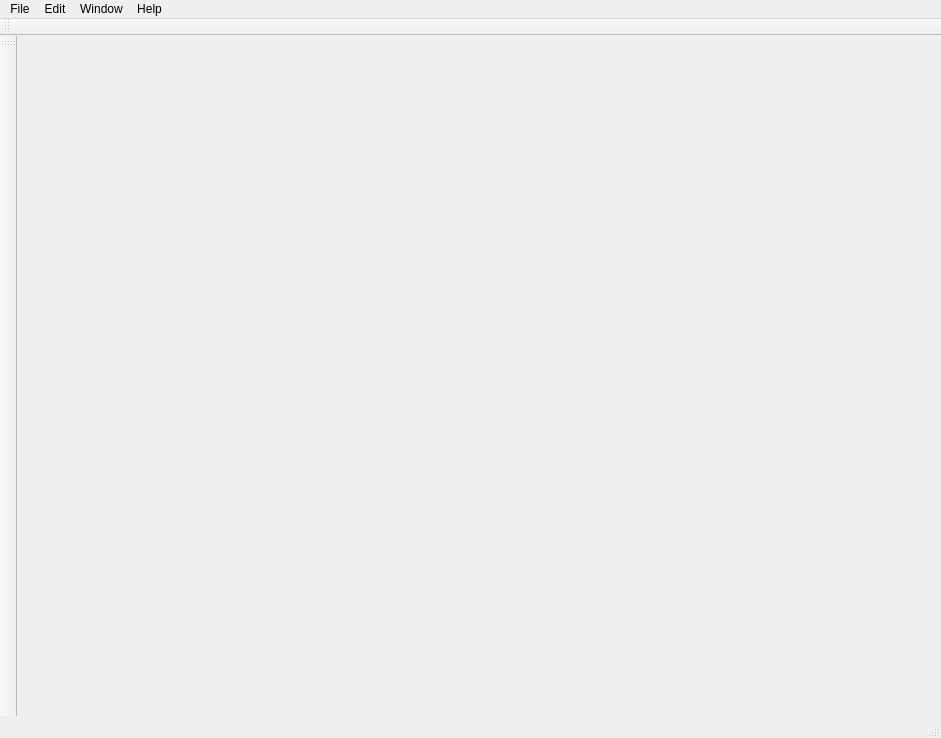
Adelost/Ultimate-Coffee, file Source/GUI/MainWindow.ui: the form before one commit.
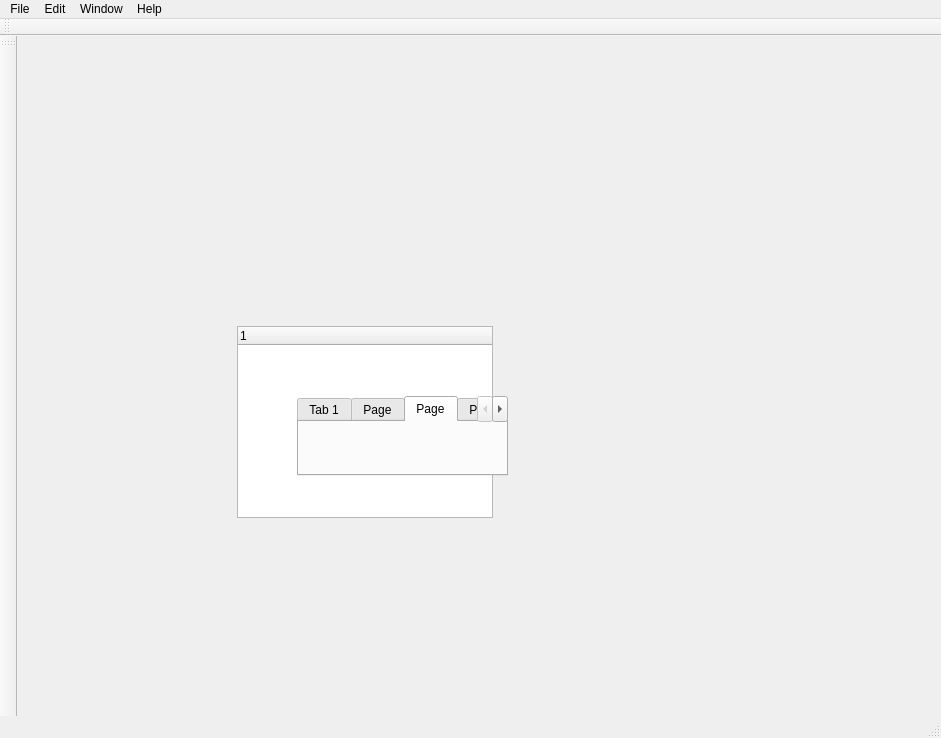
The form after the commit. Icons and pictures are not drawn.

Commit message: Started working on Item Browser, also fixed stylesheet stuff

What changed in the file:
```diff
--- a/Source/GUI/MainWindow.ui
+++ b/Source/GUI/MainWindow.ui
@@ -352,7 +352,63 @@
   <property name="tabShape">
    <enum>QTabWidget::Rounded</enum>
   </property>
-  <widget class="QWidget" name="centralWidget"/>
+  <widget class="QWidget" name="centralWidget">
+   <widget class="QTabWidget" name="tabWidget">
+    <property name="geometry">
+     <rect>
+      <x>280</x>
+      <y>360</y>
+      <width>211</width>
+      <height>80</height>
+     </rect>
+    </property>
+    <property name="currentIndex">
+     <number>2</number>
+    </property>
+    <widget class="QWidget" name="tab_3">
+     <attribute name="title">
+      <string>Tab 1</string>
+     </attribute>
+    </widget>
+    <widget class="QWidget" name="tab_5">
+     <attribute name="title">
+      <string>Page</string>
+     </attribute>
+    </widget>
+    <widget class="QWidget" name="tab_6">
+     <attribute name="title">
+      <string>Page</string>
+     </attribute>
+    </widget>
+    <widget class="QWidget" name="tab_7">
+     <attribute name="title">
+      <string>Page</string>
+     </attribute>
+    </widget>
+    <widget class="QWidget" name="tab_4">
+     <attribute name="title">
+      <string>Tab 2</string>
+     </attribute>
+    </widget>
+   </widget>
+   <widget class="QTreeWidget" name="treeWidget">
+    <property name="geometry">
+     <rect>
+      <x>220</x>
+      <y>290</y>
+      <width>256</width>
+      <height>192</height>
+     </rect>
+    </property>
+    <column>
+     <property name="text">
+      <string notr="true">1</string>
+     </property>
+    </column>
+   </widget>
+   <zorder>treeWidget</zorder>
+   <zorder>tabWidget</zorder>
+  </widget>
   <widget class="QToolBar" name="contextBar">
    <attribute name="toolBarArea">
     <enum>TopToolBarArea</enum>
```
Left out of the diff: 113 changed lines with no effect on the pictures. The commit also changes 2 other files.
